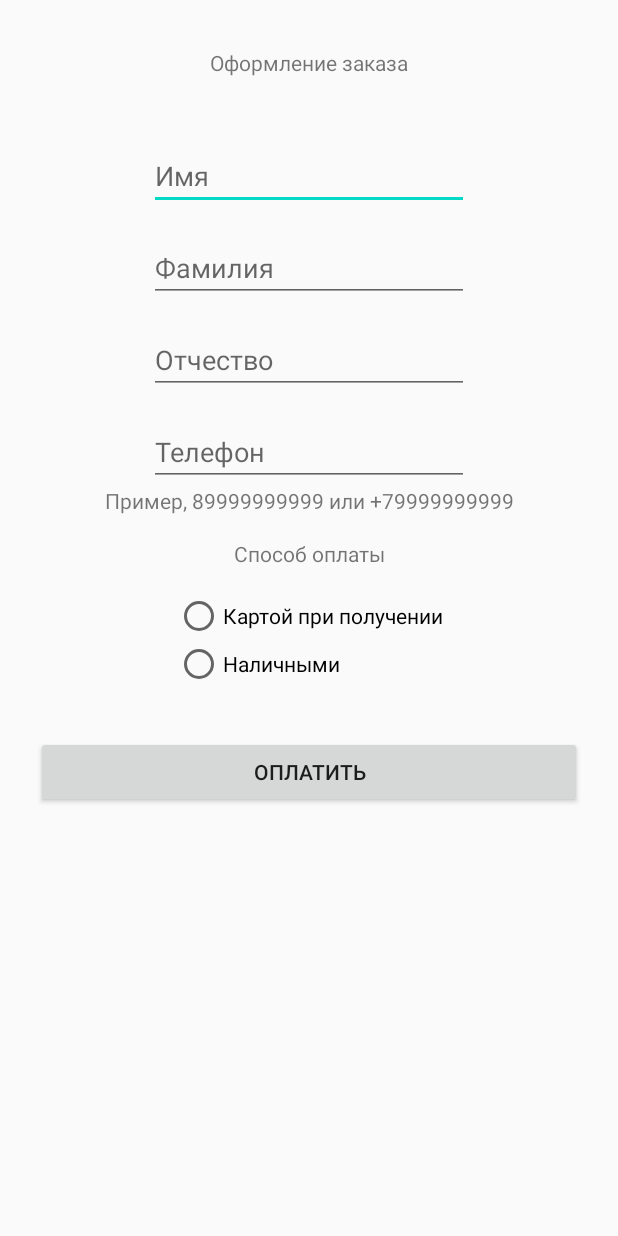
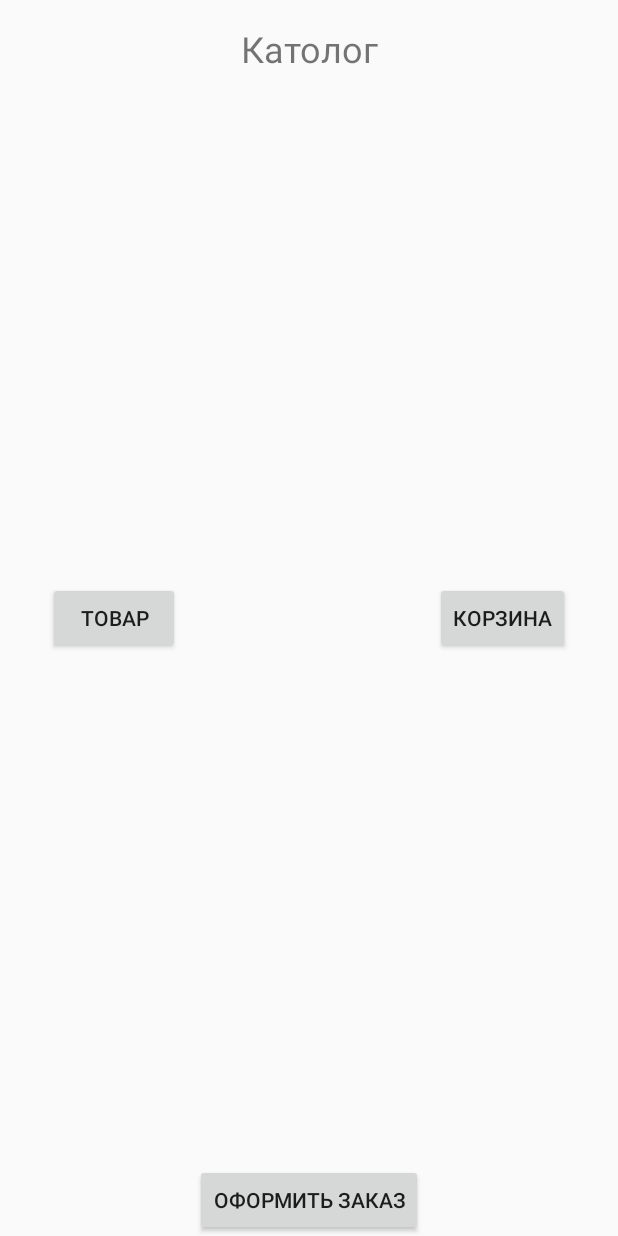
Before and after one commit to Skyrel74/HW4L7, an Android app: the screen it shows after launch (MainActivity before the commit, CatalogActivity after it), on a phone screen of 412 x 824 dp. Run offline under Robolectric (Android 15) with nearby library versions, the phone set to English and light mode, and no system bars.

Commit message:
Homework for 9th lesion Added view navigation and made MVP-like directory

```diff
--- a/app/build.gradle
+++ b/app/build.gradle
@@ -15,6 +15,10 @@ android {
         versionName "1.0"
 
         testInstrumentationRunner "androidx.test.runner.AndroidJUnitRunner"
+
+        vectorDrawables {
+            useSupportLibrary = true
+        }
     }
 
     buildTypes {
--- a/app/src/main/java/com/example/hw4l7/OrderModel.kt
+++ b/app/src/main/java/com/example/hw4l7/model/OrderModel.kt
@@ -1,4 +1,4 @@
-package com.example.hw4l7
+package com.example.hw4l7.model
 
 /**
  * Модель для создания заказа
--- a/app/src/main/java/com/example/hw4l7/Product.kt
+++ b/app/src/main/java/com/example/hw4l7/model/Product.kt
@@ -1,4 +1,4 @@
-package com.example.hw4l7
+package com.example.hw4l7.model
 
 class Product(
     /**
--- a/app/src/main/java/com/example/hw4l7/PriceFormatter.kt
+++ b/app/src/main/java/com/example/hw4l7/presenter/PriceFormatter.kt
@@ -1,4 +1,4 @@
-package com.example.hw4l7
+package com.example.hw4l7.presenter
 
 interface PriceFormatter {
     /**
--- a/app/src/main/java/com/example/hw4l7/ProductView.kt
+++ b/app/src/main/java/com/example/hw4l7/presenter/ProductView.kt
@@ -1,5 +1,6 @@
-package com.example.hw4l7
+package com.example.hw4l7.presenter
 
+import com.example.hw4l7.model.Product
 import moxy.MvpView
 import moxy.viewstate.strategy.AddToEndSingleStrategy
 import moxy.viewstate.strategy.StateStrategyType
--- /dev/null
+++ b/app/src/main/java/com/example/hw4l7/ui/BaseActivity.kt
@@ -0,0 +1,58 @@
+package com.example.hw4l7.ui
+
+import android.os.Bundle
+import android.util.Log
+import android.view.View
+import androidx.appcompat.app.AppCompatActivity
+import androidx.appcompat.widget.Toolbar
+import com.example.hw4l7.R
+
+
+abstract class BaseActivity : AppCompatActivity() {
+    val tag = this.javaClass.simpleName
+
+    public override fun onCreate(savedInstanceState: Bundle?) {
+        super.onCreate(savedInstanceState)
+        // The activity is being created.
+        Log.d(tag, "onCreate")
+    }
+
+    override fun onStart() {
+        super.onStart()
+        // The activity is about to become visible.
+        Log.d(tag, "onStart")
+
+    }
+
+    override fun onResume() {
+        super.onResume()
+        // The activity has become visible (it is now "resumed").
+        Log.d(tag, "onResume")
+
+    }
+
+    override fun onPause() {
+        super.onPause()
+        // Another activity is taking focus (this activity is about to be "paused").
+        Log.d(tag, "onPause")
+
+    }
+
+    override fun onRestart() {
+        super.onRestart()
+        Log.d(tag, "onRestart")
+    }
+
+    override fun onStop() {
+        super.onStop()
+        // The activity is no longer visible (it is now "stopped")
+        Log.d(tag, "onStop")
+    }
+
+
+    override fun onDestroy() {
+        super.onDestroy()
+        // The activity is about to be destroyed.
+        Log.d(tag, "onDestroy")
+    }
+}
--- /dev/null
+++ b/app/src/main/java/com/example/hw4l7/ui/CatalogActivity.kt
@@ -0,0 +1,57 @@
+package com.example.hw4l7.ui
+
+import android.content.Intent
+import android.os.Bundle
+import android.util.Log
+import android.view.View
+import androidx.appcompat.widget.Toolbar
+import com.example.hw4l7.R
+import kotlinx.android.synthetic.main.catalog_layout.*
+
+
+class CatalogActivity : BaseActivity() {
+
+    override fun onCreate(savedInstanceState: Bundle?) {
+        super.onCreate(savedInstanceState)
+        setContentView(R.layout.catalog_layout)
+
+        productInfoBtn.setOnClickListener {
+            startActivity(Intent(this, ProductInfoActivity::class.java))
+        }
+
+        cartBtn.setOnClickListener {
+            startActivity(Intent(this, CartActivity::class.java))
+        }
+
+        Log.d(tag, "savedInstanceState = $savedInstanceState")
+        val savedInt = savedInstanceState?.getInt(SAVE_SATE_INT)
+        Log.d(tag, "savedInt $savedInt")
+
+        catalogCheckoutbtn.setOnClickListener {
+            val intent = Intent(this, CheckoutActivity::class.java).apply {
+                putExtra(PRODUCT_ID, 1000)
+            }
+            startActivityForResult(intent, REQUEST_AUTH)
+        }
+    }
+
+    override fun onSaveInstanceState(outState: Bundle) {
+        outState.putInt(SAVE_SATE_INT, 89)
+        super.onSaveInstanceState(outState)
+    }
+
+    override fun onActivityResult(requestCode: Int, resultCode: Int, data: Intent?) {
+        super.onActivityResult(requestCode, resultCode, data)
+        if (REQUEST_AUTH == requestCode) {
+            val isUserAuth = data?.extras?.getBoolean(IS_USER_AUTH)
+            Log.d(tag, "onActivityResult ${isUserAuth.toString()}")
+        }
+    }
+
+    companion object {
+        const val PRODUCT_ID = "PRODUCT_ID"
+        const val REQUEST_AUTH: Int = 10
+        const val IS_USER_AUTH = "IS_USER_AUTH"
+        const val SAVE_SATE_INT = "SAVE_SATE_INT"
+    }
+}
--- /dev/null
+++ b/app/src/main/res/layout/catalog_layout.xml
@@ -0,0 +1,49 @@
+<?xml version="1.0" encoding="utf-8"?>
+<androidx.constraintlayout.widget.ConstraintLayout
+    xmlns:android="http://schemas.android.com/apk/res/android"
+    xmlns:app="http://schemas.android.com/apk/res-auto"
+    android:layout_width="match_parent"
+    android:layout_height="match_parent">
+
+    <TextView
+        android:id="@+id/CatalogHeader"
+        android:layout_width="wrap_content"
+        android:layout_height="wrap_content"
+        android:layout_marginTop="16dp"
+        android:text="@string/catalogHeader"
+        android:textSize="24sp"
+        app:layout_constraintEnd_toEndOf="parent"
+        app:layout_constraintStart_toStartOf="parent"
+        app:layout_constraintTop_toTopOf="parent" />
+
+    <Button
+        android:id="@+id/catalogCheckoutbtn"
+        android:layout_width="wrap_content"
+        android:layout_height="wrap_content"
+        android:text="@string/catalogCheckoutBtn"
+        app:layout_constraintBottom_toBottomOf="parent"
+        app:layout_constraintEnd_toEndOf="parent"
+        app:layout_constraintStart_toStartOf="parent" />
+
+    <Button
+        android:id="@+id/productInfoBtn"
+        android:layout_width="wrap_content"
+        android:layout_height="wrap_content"
+        android:layout_marginStart="32dp"
+        android:layout_marginLeft="32dp"
+        android:text="@string/catalogProductInfoBtn"
+        app:layout_constraintBottom_toBottomOf="parent"
+        app:layout_constraintStart_toStartOf="parent"
+        app:layout_constraintTop_toTopOf="parent" />
+
+    <Button
+        android:id="@+id/cartBtn"
+        android:layout_width="wrap_content"
+        android:layout_height="wrap_content"
+        android:layout_marginEnd="32dp"
+        android:layout_marginRight="32dp"
+        android:text="@string/catalogCartBtn"
+        app:layout_constraintBottom_toBottomOf="parent"
+        app:layout_constraintEnd_toEndOf="parent"
+        app:layout_constraintTop_toTopOf="parent" />
+</androidx.constraintlayout.widget.ConstraintLayout>
--- a/app/src/main/res/values/strings.xml
+++ b/app/src/main/res/values/strings.xml
@@ -1,5 +1,5 @@
 <resources>
-    <string name="app_name">HW4L7</string>
+    <string name="app_name">Магазин</string>
     <string name="CheckoutHeader">Оформление заказа</string>
     <string name="Price">Цена</string>
     <string name="Discount">Скидка</string>
@@ -13,4 +13,11 @@
     <string name="Card">Картой при получении</string>
     <string name="Pay">Оплатить</string>
     <string name="PhoneHint">Пример, 89999999999 или +79999999999</string>
+    <string name="catalogHeader">Католог</string>
+    <string name="catalogCheckoutBtn">Оформить заказ</string>
+    <string name="catalogProductInfoBtn">Товар</string>
+    <string name="catalogCartBtn">Корзина</string>
+    <string name="cartHeader">Корзина продуктов</string>
+    <string name="productHeader">Продукт</string>
+    <string name="backbtn">backBtn</string>
 </resources>
--- a/app/src/main/res/values/styles.xml
+++ b/app/src/main/res/values/styles.xml
@@ -8,4 +8,8 @@
         <item name="colorAccent">@color/colorAccent</item>
     </style>
 
+    <style name="ActionBarPopupThemeOverlay" parent="ThemeOverlay.AppCompat.Light" >
+        <item name="android:textColor">#000000</item>
+    </style>
+
 </resources>
```
Also changed, not shown: app/src/main/AndroidManifest.xml (+6 -2 lines), app/src/main/java/com/example/hw4l7/presenter/CartPresenter.kt (renamed from app/src/main/java/com/example/hw4l7/CartPresenter.kt, +27 -6 lines), app/src/main/java/com/example/hw4l7/ui/CartActivity.kt (added, +19 -0 lines), app/src/main/java/com/example/hw4l7/ui/CheckoutActivity.kt (renamed from app/src/main/java/com/example/hw4l7/MainActivity.kt, +30 -6 lines), app/src/main/java/com/example/hw4l7/ui/ProductInfoActivity.kt (added, +19 -0 lines), app/src/main/res/drawable/ic_action_back.xml (added, +9 -0 lines), app/src/main/res/layout/cart_layout.xml (added, +32 -0 lines), app/src/main/res/layout/checkout_activity.xml (renamed from app/src/main/res/layout/activity_main.xml, +14 -1 lines), app/src/main/res/layout/product_info_layout.xml (added, +31 -0 lines).
